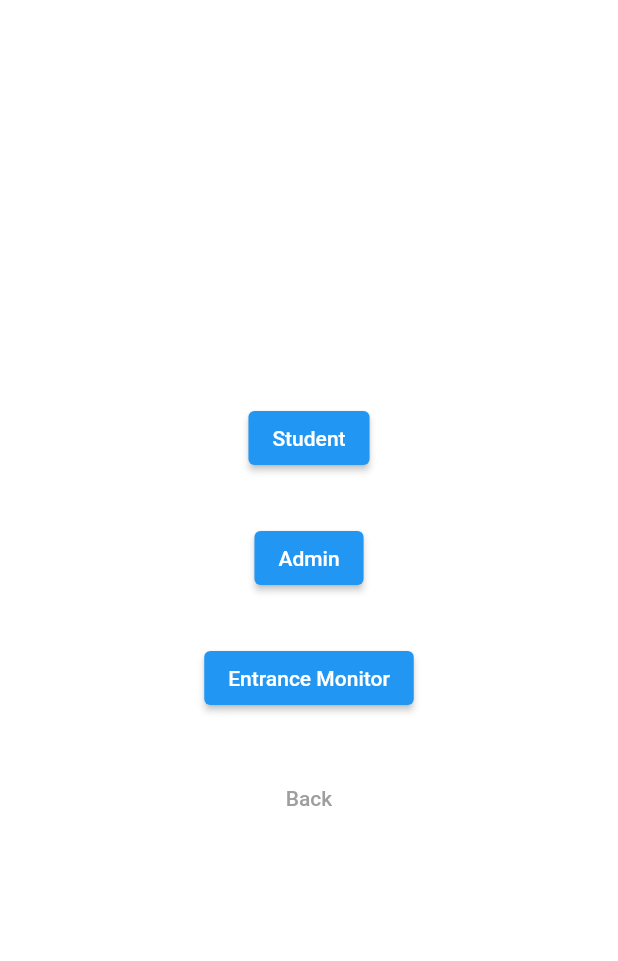
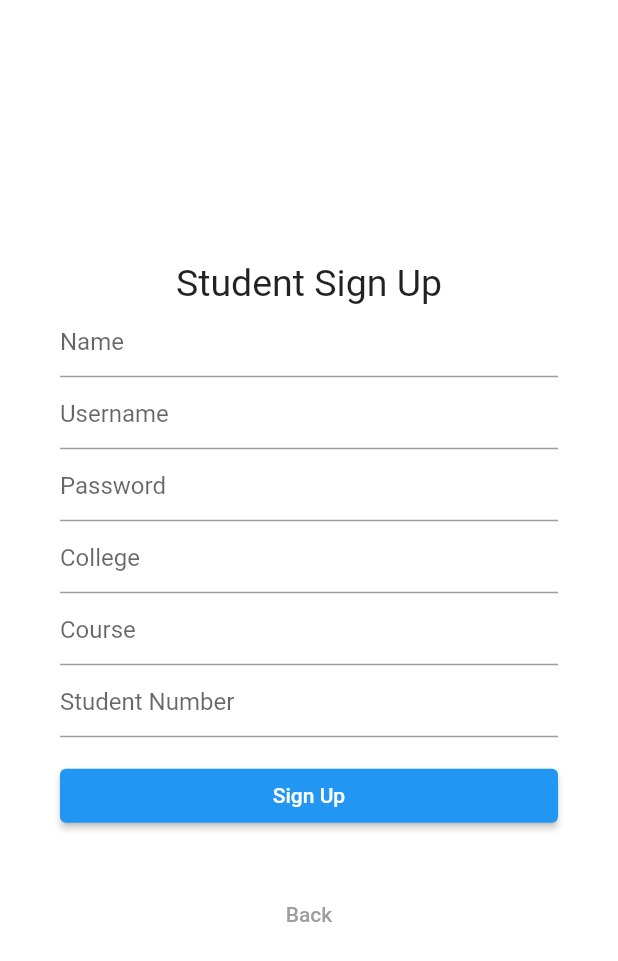
Before and after one commit to lezeira/CMSC-23_Group-4_Project, a Flutter app: the SignupInitial screen opened directly, after a tap on "Student", on a phone screen of 412 x 824 dp. Shown: the top 961 px of the screen. Run offline on Flutter 3.47's test engine with Material 2 defaults, Android fonts, the phone set to English and light mode, and no system bars.

Commit message:
added the Signup pages for Student, Admin, and Entrance Monitor

```diff
--- a/group4_app/lib/screens/signup_initial.dart
+++ b/group4_app/lib/screens/signup_initial.dart
@@ -1,4 +1,7 @@
 import 'package:flutter/material.dart';
+import 'package:group4_app/screens/admin_signup.dart';
+import 'package:group4_app/screens/entranceMonitor_signup.dart';
+import 'package:group4_app/screens/student_signup.dart';
 
 
 class SignupInitial extends StatefulWidget {
@@ -19,6 +22,13 @@ class _SignupInitial extends State<SignupInitial> {
       padding: const EdgeInsets.symmetric(vertical: 16.0),
       child: ElevatedButton(
         onPressed: () async {
+          // AuthProvider does not exist yet
+          Navigator.of(context).push(
+            MaterialPageRoute(
+              builder: (context) => const StudentSignup())
+          );
+
+
           // await context.read<AuthProvider>().signIn(
           //       emailController.text.trim(),
           //       passwordController.text.trim(),
@@ -33,6 +43,12 @@ class _SignupInitial extends State<SignupInitial> {
       padding: const EdgeInsets.symmetric(vertical: 16.0),
       child: ElevatedButton(
         onPressed: () async {
+           // AuthProvider does not exist yet
+          Navigator.of(context).push(
+            MaterialPageRoute(
+              builder: (context) => const AdminSignup())
+          );
+
           // await context.read<AuthProvider>().signIn(
           //       emailController.text.trim(),
           //       passwordController.text.trim(),
@@ -47,6 +63,12 @@ class _SignupInitial extends State<SignupInitial> {
       padding: const EdgeInsets.symmetric(vertical: 16.0),
       child: ElevatedButton(
         onPressed: () async {
+          // AuthProvider does not exist yet
+          Navigator.of(context).push(
+            MaterialPageRoute(
+              builder: (context) => const EntranceMonitorSignup())
+          );
+
           // await context.read<AuthProvider>().signIn(
           //       emailController.text.trim(),
           //       passwordController.text.trim(),
--- /dev/null
+++ b/group4_app/lib/screens/student_signup.dart
@@ -0,0 +1,152 @@
+import 'package:flutter/material.dart';
+
+class StudentSignup extends StatefulWidget {
+  const StudentSignup({super.key});
+
+  @override
+  _StudentSignup createState() => _StudentSignup();
+}
+
+class _StudentSignup extends State<StudentSignup> {
+  final _formKey = GlobalKey<FormState>();
+
+  TextEditingController studentNameController = TextEditingController();
+  TextEditingController studentUsernameController = TextEditingController();
+  TextEditingController studentPasswordController = TextEditingController();
+  TextEditingController studentCollegeController = TextEditingController();
+  TextEditingController studentCourseController = TextEditingController();
+  TextEditingController studentNumberController = TextEditingController();
+
+
+  @override
+  Widget build(BuildContext context) {
+
+    final name = TextFormField(
+      key: const Key('studentNameField'),
+      controller: studentNameController,
+      validator: (value) {
+        if (value == null || value.isEmpty) {
+          return "Please enter your Name";
+        }
+      },
+      decoration: const InputDecoration(
+        hintText: "Name"
+      )
+    );
+
+    final username = TextFormField(
+      key: const Key('studentUsernameField'),
+      controller: studentUsernameController,
+      validator: (value) {
+        if (value == null || value.isEmpty) {
+          return "Please enter your Username";
+        }
+      },
+      decoration: const InputDecoration(
+        hintText: "Username"
+      )
+    );
+
+    final password = TextFormField(
+      key: const Key('studentPasswordField'),
+      controller: studentPasswordController,
+      obscureText: true,
+      validator: (value) {
+        if (value == null || value.isEmpty) {
+          return "Please enter your Password";
+        }
+      },
+      decoration: const InputDecoration(
+        hintText: "Password"
+      )
+    );
+
+    final college = TextFormField(
+      key: const Key('studentCollegeField'),
+      validator: (value) {
+        if (value == null || value.isEmpty) {
+          return "Please enter your College";
+        }
+      },
+      decoration: const InputDecoration(
+        hintText: "College"
+      )
+    );
+
+    final course = TextFormField(
+      key: const Key('studentCourseField'),
+      validator: (value) {
+        if (value == null || value.isEmpty) {
+          return "Please enter your Course";
+        }
+      },
+      decoration: const InputDecoration(
+        hintText: "Course"
+      )
+    );
+
+    final studentNumber = TextFormField(
+      key: const Key('studentNumberField'),
+      validator: (value) {
+        if (value == null || value.isEmpty) {
+          return "Please enter your Student Number";
+        }
+      },
+      decoration: const InputDecoration(
+        hintText: "Student Number"
+      )
+    );
+
+    final signUpButton = Padding(
+      key: const Key('signUpButton'),
+      padding: const EdgeInsets.symmetric(vertical: 15.0),
+      child: ElevatedButton(
+        onPressed: () => {
+          setState(() {
+            if (_formKey.currentState!.validate()) {
+              _formKey.currentState?.save();
+            }
+          })
+        },
+        child: const Text("Sign Up")),
+    );
+
+    final backButton = Padding(
+      padding: const EdgeInsets.symmetric(vertical: 16.0),
+
+      child: TextButton(
+        onPressed: () async {
+          Navigator.pop(context);
+        },
+        child: const Text('Back', style: TextStyle(color: Colors.grey)),
+      ),
+    );
+
+    return Scaffold(
+      backgroundColor: Colors.white,
+      body: Form(
+        key: _formKey,
+        child:  Center(
+        child: ListView(
+          shrinkWrap: true,
+          padding: const EdgeInsets.only(left: 40, right: 40),
+          children: <Widget>[
+            const Text(
+              "Student Sign Up",
+              textAlign: TextAlign.center,
+              style: TextStyle(fontSize: 25)
+            ),
+            name,
+            username,
+            password,
+            college,
+            course,
+            studentNumber,
+            signUpButton,
+            backButton
+          ],
+        )))
+    );
+
+  }
+}
```
Also changed, not shown: group4_app/lib/screens/admin_signup.dart (added, +125 -0 lines), group4_app/lib/screens/entranceMonitor_signup.dart (added, +125 -0 lines).
